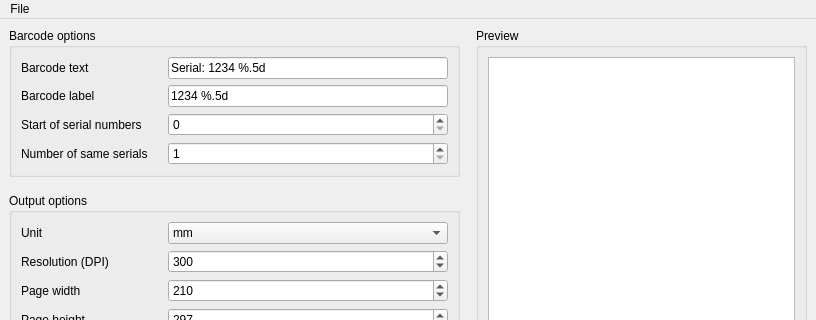
Before: the Qt Designer form forms/mainwindow.ui in ed-chemnitz/qdatamatrix, drawn with Qt 5; both pictures show x 0 to 816 and y 0 to 320 of the 816 by 610 pixel window.
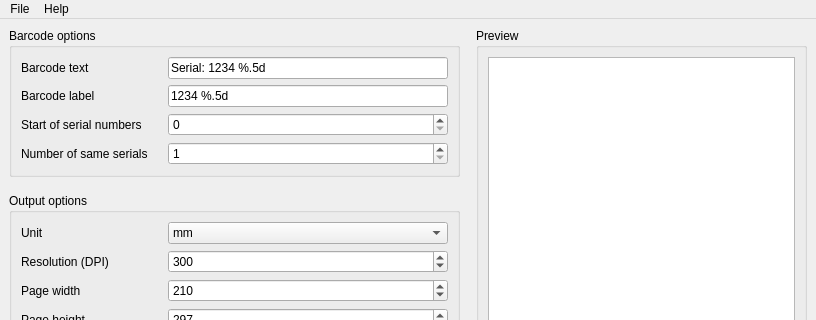
After: the same form once the commit is applied. Icons and pictures are not drawn.

Commit message:
MainWindow: fixed shortcuts, added print action to file menu
Fixed shortcuts (such as Ctrl+O) and added an action for printing
document to file menu as well (Ctrl+P).

Patch:
```diff
--- a/forms/mainwindow.ui
+++ b/forms/mainwindow.ui
@@ -491,7 +491,14 @@
     <addaction name="separator"/>
     <addaction name="actionQuit"/>
    </widget>
+   <widget class="QMenu" name="menuHelp">
+    <property name="title">
+     <string>Help</string>
+    </property>
+    <addaction name="actionAbout"/>
+   </widget>
    <addaction name="menuFile"/>
+   <addaction name="menuHelp"/>
   </widget>
   <widget class="QStatusBar" name="statusbar"/>
   <action name="actionQuit">
```
Left out of the diff: 45 changed lines with no effect on the pictures.
